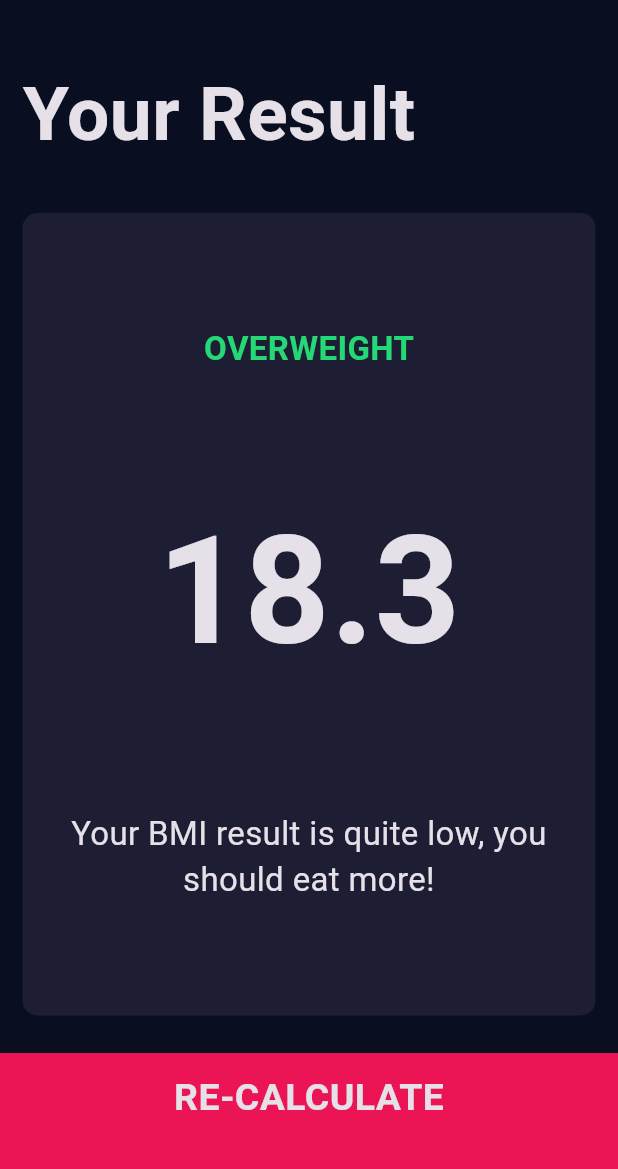
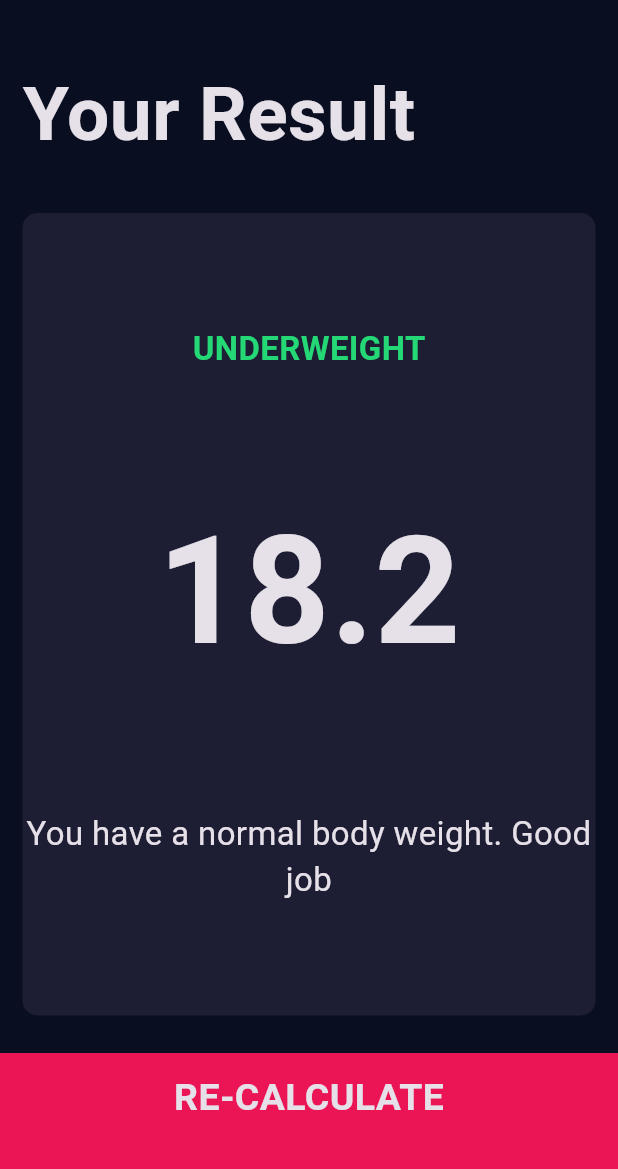
Before and after one commit to Tolkynbayeva/bmi-calculator-flutter, a Flutter app: the screen it shows after launch, after a tap on "CALCULATE", on a phone screen of 412 x 824 dp, the part 63-1232 px from its top. Run offline on Flutter 3.47's test engine with Material 3 defaults, Android fonts, the phone set to English and light mode, and no system bars; our stand-ins replace font_awesome_flutter.

Commit message:
adding the BMI Calculator Functionality

```diff
--- /dev/null
+++ b/lib/calculator_brain.dart
@@ -0,0 +1,35 @@
+import 'dart:math';
+
+class CalculatorBarin {
+  CalculatorBarin({required this.height, required this.weight});
+
+  final int height;
+  final int weight;
+
+  double _bmi = 1.0;
+
+  String calculetBMI() {
+    _bmi = weight / pow(height / 100, 2);
+    return _bmi.toStringAsFixed(1);
+  }
+
+  String getresult() {
+    if (_bmi >= 25) {
+      return 'OVERWEIGHT';
+    } else if (_bmi < 18.5) {
+      return 'UNDERWEIGHT';
+    } else {
+      return 'NORMAL';
+    }
+  }
+
+  String getInterpretation() {
+    if (_bmi >= 25) {
+      return 'You have a higher than normal body weight. Try to exercise more.';
+    } else if (_bmi < 18.5) {
+      return 'You have a normal body weight. Good job';
+    } else {
+      return 'You have a lower than normal body weight. You can eat a bit more';
+    }
+  }
+}
--- a/lib/screens/input.dart
+++ b/lib/screens/input.dart
@@ -6,6 +6,7 @@ import '../components/reusable_card.dart';
 import '../constants.dart';
 import '../components/bottom_button.dart';
 import '../components/round_icon_button.dart';
+import 'package:bmi_calculator/calculator_brain.dart';
 
 enum Gender {
   male,
@@ -217,9 +218,15 @@ class _InputPageState extends State<InputPage> {
             ),
             BottomButton(
               onTap: () {
+
+                CalculatorBarin calc = CalculatorBarin(height: height, weight: weight);
                 Navigator.push(
                   context,
-                  MaterialPageRoute(builder: (context) => ResultsPage()),
+                  MaterialPageRoute(builder: (context) => ResultsPage(
+                    bmiResult: calc.calculetBMI(),
+                    resulText: calc.getresult(),
+                    interpretation: calc.getInterpretation(),
+                  )),
                 );
               },
               buttonTitle: 'CALCULATE',
--- a/lib/screens/results_page.dart
+++ b/lib/screens/results_page.dart
@@ -4,6 +4,12 @@ import 'package:flutter/material.dart';
 import '../components/bottom_button.dart';
 
 class ResultsPage extends StatelessWidget {
+  ResultsPage({required this.bmiResult, required this.resulText, required this.interpretation});
+
+  final String bmiResult;
+  final String resulText;
+  final String interpretation;
+
   @override
   Widget build(BuildContext context) {
     return Scaffold(
@@ -33,15 +39,15 @@ class ResultsPage extends StatelessWidget {
                 crossAxisAlignment: CrossAxisAlignment.center,
                 children: <Widget>[
                   Text(
-                    'OVERWEIGHT',
+                    resulText,
                     style: kResultTextStyle,
                   ),
                   Text(
-                    '18.3',
+                    bmiResult,
                     style: kBMITextStyle,
                   ),
                   Text(
-                    'Your BMI result is quite low, you should eat more!',
+                    interpretation,
                     textAlign: TextAlign.center,
                     style: kBodyTextStyle,
                   ),
```
Also changed, not shown: 10 other files.
